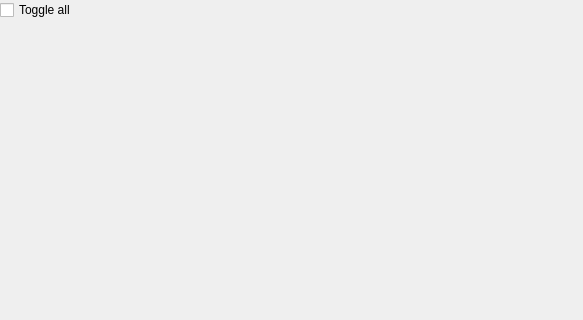
Qt form src/airunner/widgets/lora/templates/lora_container.ui (Capsize-Games/airunner) before a commit; both pictures show x 0 to 583 and y 0 to 320 of the 583 by 775 pixel window.
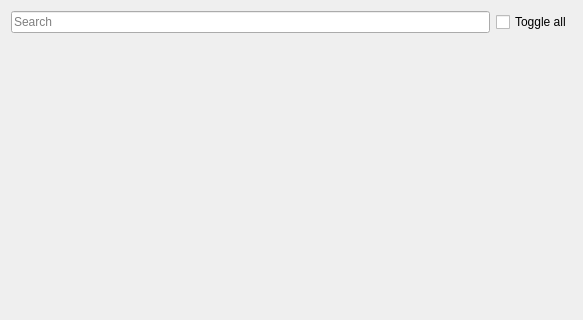
The same form after that commit.

Commit message: adds vertical stretch and search to lora widget

Diff of the .ui file:
```diff
--- a/src/airunner/widgets/lora/templates/lora_container.ui
+++ b/src/airunner/widgets/lora/templates/lora_container.ui
@@ -14,22 +14,16 @@
    <string>Form</string>
   </property>
   <layout class="QGridLayout" name="gridLayout">
-   <property name="leftMargin">
-    <number>0</number>
-   </property>
-   <property name="topMargin">
-    <number>0</number>
-   </property>
-   <property name="rightMargin">
-    <number>0</number>
-   </property>
-   <property name="bottomMargin">
-    <number>0</number>
-   </property>
-   <property name="spacing">
-    <number>0</number>
-   </property>
    <item row="0" column="0">
+    <layout class="QHBoxLayout" name="horizontalLayout">
+     <item>
+      <widget class="QLineEdit" name="lineEdit">
+       <property name="placeholderText">
+        <string>Search</string>
+       </property>
+      </widget>
+     </item>
+     <item>
     <widget class="QCheckBox" name="toggleAllLora">
      <property name="font">
       <font>
@@ -47,6 +41,8 @@
      </property>
     </widget>
    </item>
+    </layout>
+   </item>
    <item row="1" column="0">
     <widget class="QScrollArea" name="lora_scroll_area">
      <property name="font">
@@ -68,8 +64,8 @@
        <rect>
         <x>0</x>
         <y>0</y>
-        <width>583</width>
-        <height>755</height>
+        <width>565</width>
+        <height>724</height>
        </rect>
       </property>
       <layout class="QGridLayout" name="gridLayout_2"/>
```
Left out of the diff: 21 changed lines with no effect on the pictures. Lines whose indentation alone changed are shown as unchanged. The commit also changes 3 other files.
